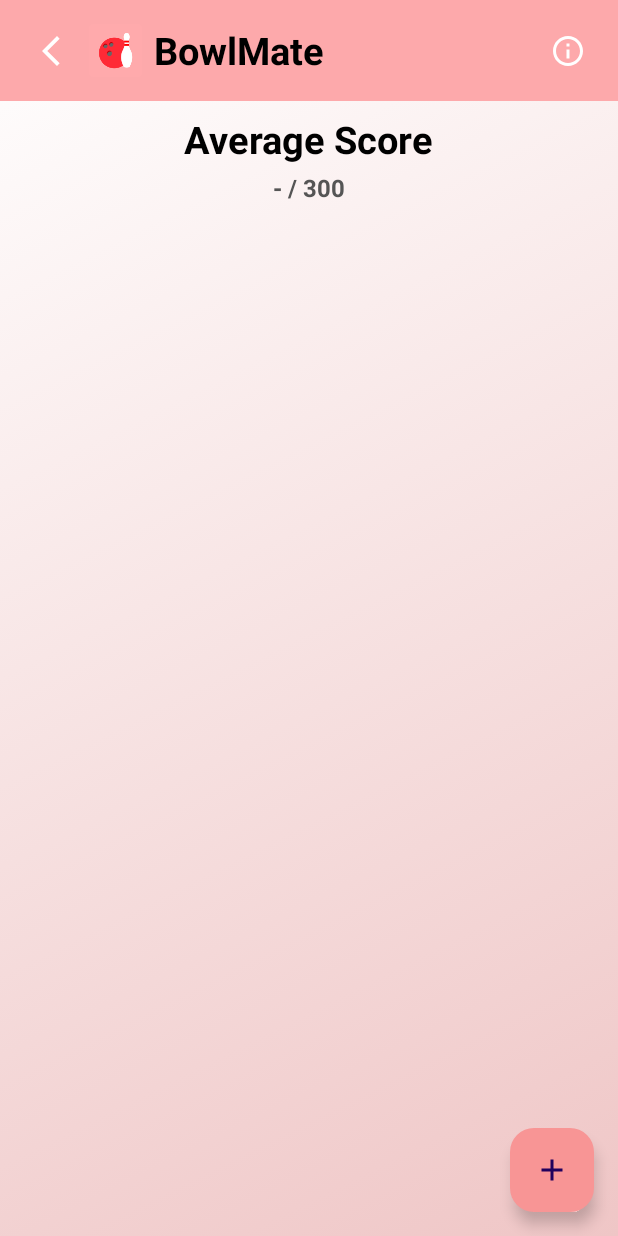
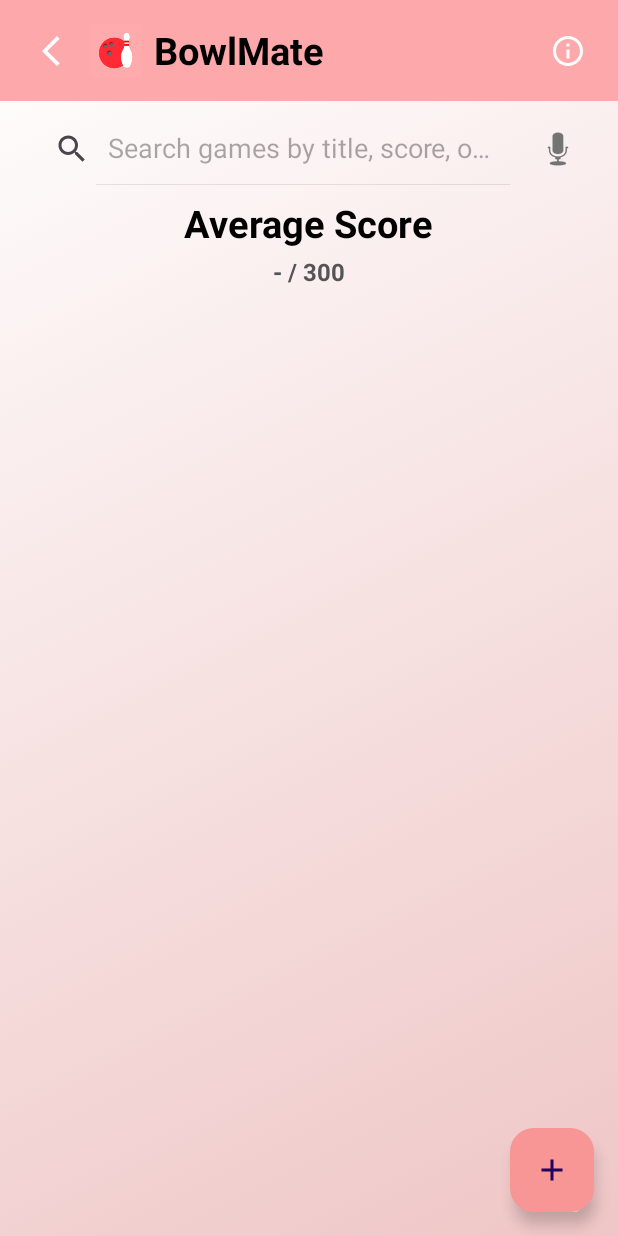
Before and after one commit to Harrazz/BowlMate, an Android app: the BowlingScore screen opened directly, with no data from a screen before it, on a phone screen of 412 x 824 dp. Run offline under Robolectric (Android 15) with nearby library versions, the phone set to English and light mode, and no system bars; our stand-ins replace Firebase (no records; nobody signed in at launch, a user with empty details on screens opened directly); Roboto replaces fonts that are not available here.

Commit message:
final 1.0

```diff
--- a/app/src/main/java/com/example/bowlmate/BowlingScore.java
+++ b/app/src/main/java/com/example/bowlmate/BowlingScore.java
@@ -1,19 +1,30 @@
 package com.example.bowlmate;
 
+import android.content.ActivityNotFoundException;
 import android.content.Intent;
+import android.content.pm.PackageManager;
 import android.os.Bundle;
+import android.speech.RecognizerIntent;
 import android.widget.ImageButton;
 import android.widget.TextView;
 import android.widget.Toast;
+import android.Manifest;
 
 import androidx.appcompat.app.AppCompatActivity;
+import androidx.appcompat.widget.SearchView;
+import androidx.core.app.ActivityCompat;
+import androidx.core.content.ContextCompat;
 import androidx.recyclerview.widget.LinearLayoutManager;
 import androidx.recyclerview.widget.RecyclerView;
 import com.google.android.material.floatingactionbutton.FloatingActionButton;
 import com.google.firebase.auth.FirebaseAuth;
 import com.google.firebase.firestore.*;
+import com.google.firebase.Timestamp;
+
+import java.text.SimpleDateFormat;
 import java.util.ArrayList;
 import java.util.List;
+import java.util.Locale;
 
 public class BowlingScore extends AppCompatActivity {
 
@@ -22,8 +33,9 @@ public class BowlingScore extends AppCompatActivity {
     private RecyclerView recyclerView;
     private GameAdapter adapter;
     private List<Game> gameList;
-    private TextView averageScoreText; // This variable is not used, can be removed if not needed.
-
+    private TextView averageScoreValue;
+    private SearchView searchView;
+    private static final int VOICE_SEARCH_REQUEST_CODE = 101;
 
     @Override
     protected void onCreate(Bundle savedInstanceState) {
@@ -33,7 +45,7 @@ public class BowlingScore extends AppCompatActivity {
         auth = FirebaseAuth.getInstance();
         db = FirebaseFirestore.getInstance();
         TextView averageScoreLabel = findViewById(R.id.averageScoreLabel);
-        TextView averageScoreValue = findViewById(R.id.averageScoreValue);
+        averageScoreValue = findViewById(R.id.averageScoreValue); // Initialize averageScoreValue
 
         ImageButton backButton = findViewById(R.id.back_button);
         backButton.setOnClickListener(v -> finish());
@@ -49,6 +61,31 @@ public class BowlingScore extends AppCompatActivity {
         adapter = new GameAdapter(this, gameList);
         recyclerView.setAdapter(adapter);
 
+        searchView = findViewById(R.id.search_view); // Initialize SearchView
+        searchView.setOnQueryTextListener(new SearchView.OnQueryTextListener() {
+            @Override
+            public boolean onQueryTextSubmit(String query) {
+                adapter.applySearchFilter(query); // Apply filter on submit
+                return true;
+            }
+
+            @Override
+            public boolean onQueryTextChange(String newText) {
+                adapter.applySearchFilter(newText); // Apply filter on text change
+                return true;
+            }
+        });
+
+        ImageButton micButton = findViewById(R.id.mic_button); // Initialize mic button
+        micButton.setOnClickListener(v -> startVoiceInput());
+
+        // Request RECORD_AUDIO permission if not granted
+        if (ContextCompat.checkSelfPermission(this, Manifest.permission.RECORD_AUDIO)
+                != PackageManager.PERMISSION_GRANTED) {
+            ActivityCompat.requestPermissions(this,
+                    new String[]{Manifest.permission.RECORD_AUDIO}, 1);
+        }
+
         loadGames();
 
         FloatingActionButton addGameButton = findViewById(R.id.addGameButton);
@@ -57,17 +94,41 @@ public class BowlingScore extends AppCompatActivity {
         });
     }
 
+    private void startVoiceInput() {
+        Intent intent = new Intent(RecognizerIntent.ACTION_RECOGNIZE_SPEECH);
+        intent.putExtra(RecognizerIntent.EXTRA_LANGUAGE_MODEL, RecognizerIntent.LANGUAGE_MODEL_FREE_FORM);
+        intent.putExtra(RecognizerIntent.EXTRA_LANGUAGE, Locale.getDefault());
+        intent.putExtra(RecognizerIntent.EXTRA_PROMPT, "Speak a game title, score, or date...");
+        try {
+            startActivityForResult(intent, VOICE_SEARCH_REQUEST_CODE);
+        } catch (ActivityNotFoundException e) {
+            Toast.makeText(this, "Voice input not supported on your device.", Toast.LENGTH_SHORT).show();
+            e.printStackTrace();
+        }
+    }
+
+    @Override
+    protected void onActivityResult(int requestCode, int resultCode, Intent data) {
+        super.onActivityResult(requestCode, resultCode, data);
+        if (requestCode == VOICE_SEARCH_REQUEST_CODE && resultCode == RESULT_OK && data != null) {
+            ArrayList<String> result = data.getStringArrayListExtra(RecognizerIntent.EXTRA_RESULTS);
+            if (result != null && !result.isEmpty()) {
+                searchView.setQuery(result.get(0), true); // Set the query and submit it
+            }
+        }
+    }
+
     private void loadGames() {
         String uid = auth.getCurrentUser().getUid();
         db.collection("users").document(uid).collection("games")
                 .orderBy("timestamp", Query.Direction.DESCENDING) // Sort by latest first
                 .addSnapshotListener((snapshots, e) -> {
                     if (e != null) {
-                        Toast.makeText(this, "Failed to load games", Toast.LENGTH_SHORT).show();
+                        Toast.makeText(this, "Failed to load games: " + e.getMessage(), Toast.LENGTH_SHORT).show();
                         return;
                     }
 
-                    gameList.clear();
+                    gameList.clear(); // Clear existing list
                     int totalScore = 0;
 
                     for (DocumentSnapshot doc : snapshots) {
@@ -82,10 +143,11 @@ public class BowlingScore extends AppCompatActivity {
                             totalScore += game.getScore();
                         }
                     }
+                    adapter.updateData(gameList); // Update the adapter with the full data
+                    // Apply current search filter to refresh
+                    adapter.applySearchFilter(searchView.getQuery().toString());
 
-                    adapter.notifyDataSetChanged();
 
-                    TextView averageScoreValue = findViewById(R.id.averageScoreValue);
                     if (!gameList.isEmpty()) {
                         int average = totalScore / gameList.size();
                         averageScoreValue.setText(average + " / 300");
@@ -94,4 +156,13 @@ public class BowlingScore extends AppCompatActivity {
                     }
                 });
     }
+
+    @Override
+    protected void onResume() {
+        super.onResume();
+        // Reload games to reflect any changes from AddGameActivity or EditGameActivity
+        if (auth.getCurrentUser() != null) {
+            loadGames();
+        }
+    }
 }
--- a/app/src/main/java/com/example/bowlmate/GameAdapter.java
+++ b/app/src/main/java/com/example/bowlmate/GameAdapter.java
@@ -15,8 +15,10 @@ import androidx.recyclerview.widget.RecyclerView;
 
 import com.google.firebase.auth.FirebaseAuth;
 import com.google.firebase.firestore.FirebaseFirestore;
+import com.google.firebase.Timestamp;
 
 import java.text.SimpleDateFormat;
+import java.util.ArrayList;
 import java.util.List;
 import java.util.Locale;
 
@@ -24,10 +26,12 @@ public class GameAdapter extends RecyclerView.Adapter<GameAdapter.GameViewHolder
 
     private Context context;
     private List<Game> gameList;
+    private List<Game> fullGameList; // To hold the complete list of games
 
     public GameAdapter(Context context, List<Game> gameList) {
         this.context = context;
-        this.gameList = gameList;
+        this.gameList = new ArrayList<>(gameList); // Initialize with a copy
+        this.fullGameList = new ArrayList<>(gameList); // Initialize full list
     }
 
     @NonNull
@@ -86,19 +90,66 @@ public class GameAdapter extends RecyclerView.Adapter<GameAdapter.GameViewHolder
         return gameList.size();
     }
 
+    // Method to update the full list of data
+    public void updateData(List<Game> newList) {
+        fullGameList.clear();
+        fullGameList.addAll(newList);
+        // Do not call notifyDataSetChanged() here, it will be called by applySearchFilter
+    }
+
+    // New method for applying search filter
+    public void applySearchFilter(String query) {
+        gameList.clear();
+        if (query.isEmpty()) {
+            gameList.addAll(fullGameList); // If query is empty, show all games
+        } else {
+            String lowerCaseQuery = query.toLowerCase(Locale.getDefault());
+            SimpleDateFormat sdf = new SimpleDateFormat("MMM dd, yyyy", Locale.getDefault());
+
+            for (Game game : fullGameList) {
+                // Search by title
+                boolean matchesTitle = game.getTitle() != null && game.getTitle().toLowerCase(Locale.getDefault()).contains(lowerCaseQuery);
+
+                // Search by score (exact match or partial string match if query is numeric)
+                boolean matchesScore = false;
+                try {
+                    int scoreQuery = Integer.parseInt(query);
+                    if (game.getScore() == scoreQuery) {
+                        matchesScore = true;
+                    }
+                } catch (NumberFormatException e) {
+                    // Not a number, so check if score string contains query
+                    if (String.valueOf(game.getScore()).contains(query)) {
+                        matchesScore = true;
+                    }
+                }
+
+
+                // Search by date (formatted date string)
+                boolean matchesDate = false;
+                if (game.getTimestamp() != null) {
+                    String formattedDate = sdf.format(game.getTimestamp().toDate()).toLowerCase(Locale.getDefault());
+                    matchesDate = formattedDate.contains(lowerCaseQuery);
+                }
+
+                if (matchesTitle || matchesScore || matchesDate) {
+                    gameList.add(game);
+                }
+            }
+        }
+        notifyDataSetChanged();
+    }
+
     public static class GameViewHolder extends RecyclerView.ViewHolder {
 
-        TextView titleText, scoreText, dateText; // Added titleText and dateText
-        // TextView strikeText, spareText; // Removed for BowlingScore card
+        TextView titleText, scoreText, dateText;
         ImageButton deleteButton;
 
         public GameViewHolder(@NonNull View itemView) {
             super(itemView);
-            titleText = itemView.findViewById(R.id.titleText); // Initialize titleText
+            titleText = itemView.findViewById(R.id.titleText);
             scoreText = itemView.findViewById(R.id.scoreText);
-            dateText = itemView.findViewById(R.id.dateText); // Initialize dateText
-            // strikeText = itemView.findViewById(R.id.strikeText);
-            // spareText = itemView.findViewById(R.id.spareText);
+            dateText = itemView.findViewById(R.id.dateText);
             deleteButton = itemView.findViewById(R.id.deleteButton);
         }
     }
--- a/app/src/main/res/layout/activity_bowling_score.xml
+++ b/app/src/main/res/layout/activity_bowling_score.xml
@@ -16,7 +16,31 @@
         android:layout_height="wrap_content"
         app:layout_constraintTop_toTopOf="parent" />
 
-    <LinearLayout
+    <androidx.appcompat.widget.SearchView
+        android:id="@+id/search_view"
+        android:layout_width="0dp"
+        android:layout_height="wrap_content"
+        android:layout_marginStart="16dp"
+        android:layout_marginEnd="0dp"
+        android:layout_marginTop="8dp"
+        app:queryHint="Search games by title, score, or date..."
+        app:iconifiedByDefault="false"
+        app:layout_constraintEnd_toStartOf="@id/mic_button"
+        app:layout_constraintStart_toStartOf="parent"
+        app:layout_constraintTop_toBottomOf="@id/header" />
+
+    <ImageButton
+        android:id="@+id/mic_button"
+        android:layout_width="wrap_content"
+        android:layout_height="wrap_content"
+        android:src="@android:drawable/ic_btn_speak_now"
+        android:background="@android:color/transparent"
+        android:contentDescription="Voice Search"
+        app:layout_constraintTop_toTopOf="@id/search_view"
+        app:layout_constraintBottom_toBottomOf="@id/search_view"
+        app:layout_constraintEnd_toEndOf="parent"
+        android:layout_marginEnd="16dp"
+        android:padding="8dp"/> <LinearLayout
     android:id="@+id/averageScoreContainer"
     android:layout_width="0dp"
     android:layout_height="wrap_content"
@@ -24,8 +48,7 @@
     android:gravity="center"
     android:paddingTop="8dp"
     android:paddingBottom="8dp"
-        app:layout_constraintTop_toBottomOf="@id/header"
-        app:layout_constraintStart_toStartOf="parent"
+    app:layout_constraintTop_toBottomOf="@id/search_view" app:layout_constraintStart_toStartOf="parent"
     app:layout_constraintEnd_toEndOf="parent">
 
     <TextView
```
Also changed, not shown: app/src/main/res/layout/activity_bowling_ball.xml (+4 -3 lines), 2 other files. Lines whose indentation alone changed are shown as unchanged.
